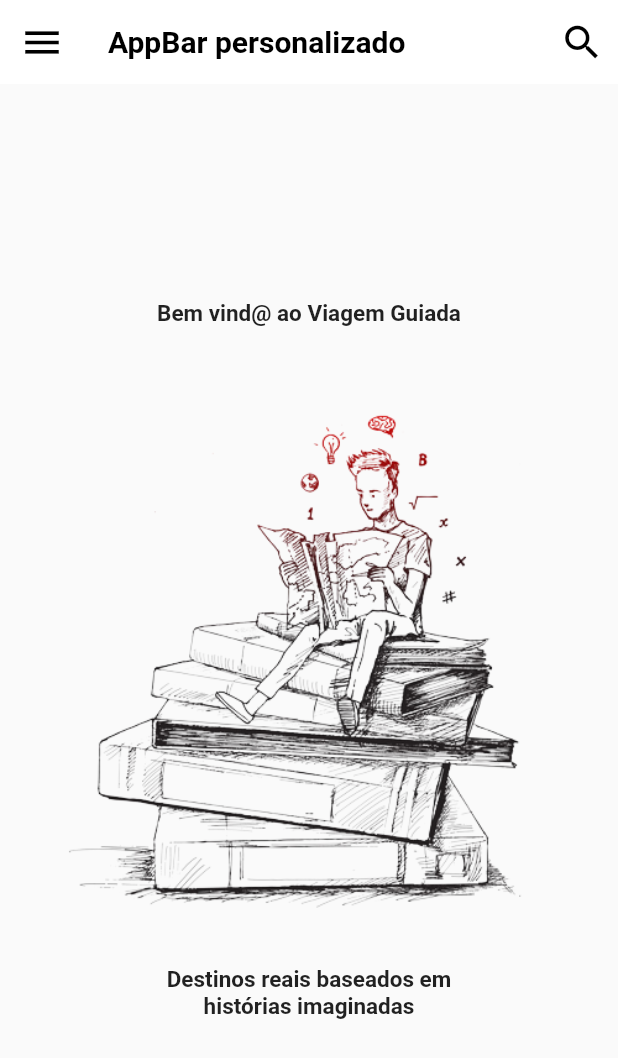
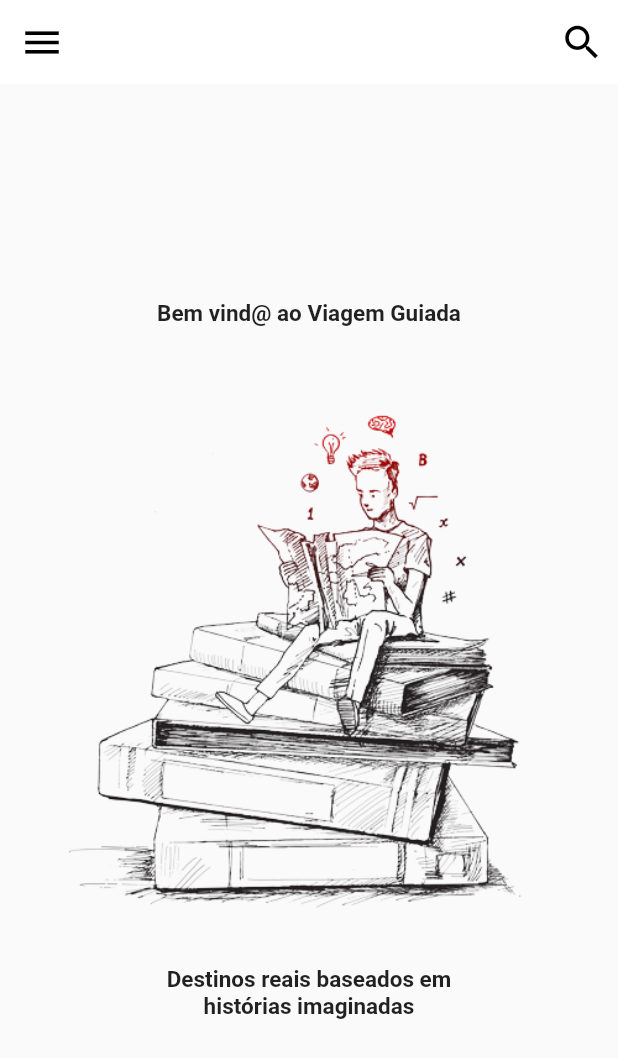
Before and after one commit to jonasaacampos/viagem_guiada, a Flutter app: the HomePage screen opened by its route, on a phone screen of 412 x 824 dp. Shown: the top 1058 px of the screen. Run offline on Flutter 3.47's test engine with Material 2 defaults, Android fonts, the light colour scheme and no system bars; network calls fail; Roboto replaces fonts that are missing (Helvetica Neue).

Commit message:
custom AppBar dinâmico

```diff
--- a/lib/src/pages/preload.dart
+++ b/lib/src/pages/preload.dart
@@ -27,6 +27,10 @@ class _PreLoadPage extends State<PreLoadPage> {
     if (req) {
       // ignore: use_build_context_synchronously
       Navigator.pushReplacementNamed(context, '/home');
+
+      //teste do automaticallyImplyLeading: true no appBar
+      //caso personalizado, fazer manualmente a exibição dos icones ao inves de usar o método
+      //Navigator.pushNamed(context, '/home');
     }
 
     setState(() {
@@ -41,7 +45,7 @@ class _PreLoadPage extends State<PreLoadPage> {
   }
 
   // static const appName = 'Viagem Guiada';
-  // static const appSlogan = 'Destinos reais baseados em histórias imaginadas';
+  // static const appSlogan = 'Destinos reais baseados em histÃ³rias imaginadas';
 
   var textStyle = TextStyle(fontSize: 16);
   var textStyleTitle = TextStyle(fontSize: 25, fontWeight: FontWeight.bold);
@@ -79,7 +83,7 @@ class _PreLoadPage extends State<PreLoadPage> {
               ? Container(
                   margin: EdgeInsets.all(20),
                   child: Text(
-                    'Carregando informações...',
+                    'Carregando informaÃ§Ãµes...',
                     style: textStyle,
                   ),
                 )
--- a/lib/src/partials/customAppBar.dart
+++ b/lib/src/partials/customAppBar.dart
@@ -1,33 +1,53 @@
 import 'package:flutter/material.dart';
 
-Widget CustomAppBar() {
+Widget CustomAppBar(
+    {String title = '', bool hideSearch = false, bool showBack = false}) {
+  IconButton drawerIcon = IconButton(
+      onPressed: null,
+      icon: Icon(
+        Icons.menu,
+        color: Colors.black,
+        size: 30,
+      ));
+
+  IconButton backIcon = IconButton(
+      onPressed: null,
+      icon: Icon(
+        Icons.arrow_back,
+        color: Colors.black,
+        size: 30,
+      ));
+
+  IconButton leadingButton = drawerIcon;
+
+  if (showBack) {
+    leadingButton = backIcon;
+  }
+
   return AppBar(
     backgroundColor: Colors.white,
     elevation: 0,
-    centerTitle: false,
+    centerTitle: true,
+    automaticallyImplyLeading: true,
     title: Text(
-      'AppBar personalizado',
+      title,
       style: TextStyle(
           color: Colors.black,
           fontSize: 20,
           fontWeight: FontWeight.bold,
           fontFamily: 'Helvetica Neue'),
     ),
-    leading: IconButton(
-        onPressed: null,
-        icon: Icon(
-          Icons.menu,
-          color: Colors.black,
-          size: 30,
-        )),
+    leading: leadingButton,
     actions: <Widget>[
-      IconButton(
+      !hideSearch
+          ? IconButton(
               onPressed: null,
               icon: Icon(
                 Icons.search,
                 color: Colors.black,
                 size: 30,
               ))
+          : Container(),
     ],
   );
 }
```
Lines whose indentation alone changed are shown as unchanged.
